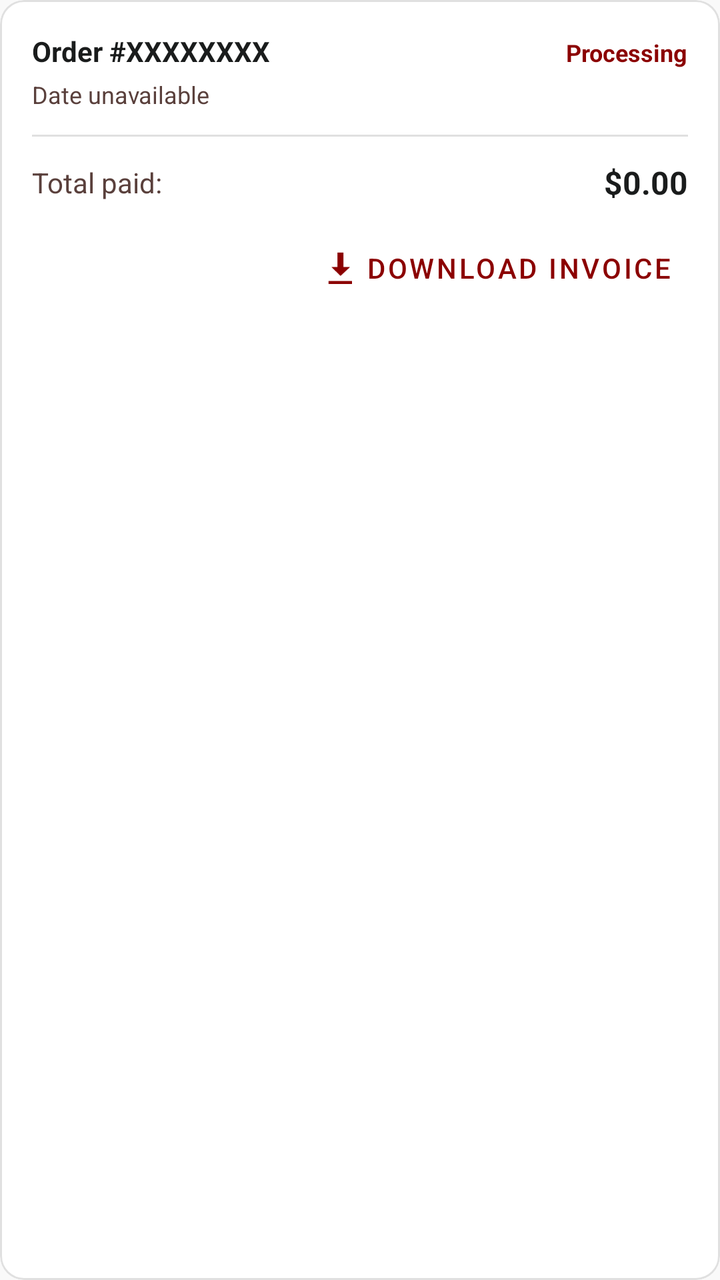
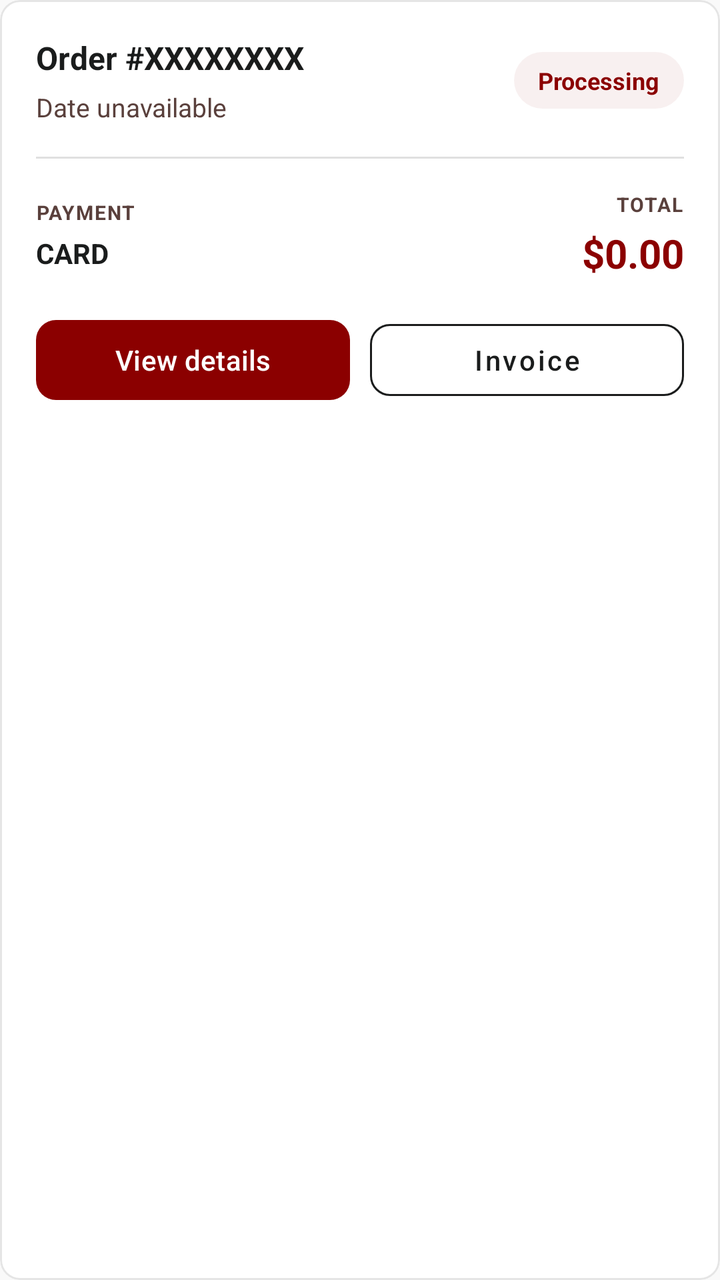

Compare the two renders of this Android layout. The source of the first and the diff that turns it into the second are given below.
<!-- AndroidManifest.xml: application theme Theme.TirTirMCommerce -->
<!-- res/layout/item_order_history.xml -->
<?xml version="1.0" encoding="utf-8"?>
<com.google.android.material.card.MaterialCardView xmlns:android="http://schemas.android.com/apk/res/android"
    xmlns:app="http://schemas.android.com/apk/res-auto"
    android:layout_width="match_parent"
    android:layout_height="wrap_content"
    android:layout_marginBottom="12dp"
    app:cardCornerRadius="12dp"
    app:cardElevation="0dp"
    app:cardBackgroundColor="@color/tirtir_white"
    app:strokeWidth="1dp"
    app:strokeColor="@color/tirtir_border_gray">

    <LinearLayout
        android:layout_width="match_parent"
        android:layout_height="wrap_content"
        android:orientation="vertical"
        android:padding="16dp">

        <LinearLayout
            android:layout_width="match_parent"
            android:layout_height="wrap_content"
            android:orientation="horizontal">

            <TextView
                android:id="@+id/tvOrderCode"
                android:layout_width="0dp"
                android:layout_height="wrap_content"
                android:layout_weight="1"
                android:text="Order #XXXXXXXX"
                android:textSize="14sp"
                android:textStyle="bold"
                android:textColor="@color/tirtir_black" />

            <TextView
                android:id="@+id/tvOrderStatus"
                android:layout_width="wrap_content"
                android:layout_height="wrap_content"
                android:text="Processing"
                android:textSize="12sp"
                android:textColor="@color/tirtir_red_primary"
                android:textStyle="bold" />
        </LinearLayout>

        <TextView
            android:id="@+id/tvOrderDate"
            android:layout_width="wrap_content"
            android:layout_height="wrap_content"
            android:layout_marginTop="4dp"
            android:text="Date unavailable"
            android:textSize="12sp"
            android:textColor="@color/tirtir_text_secondary" />

        <View
            android:layout_width="match_parent"
            android:layout_height="1dp"
            android:layout_marginVertical="12dp"
            android:background="@color/tirtir_border_gray" />

        <LinearLayout
            android:layout_width="match_parent"
            android:layout_height="wrap_content"
            android:orientation="horizontal"
            android:gravity="center_vertical">

            <TextView
                android:layout_width="0dp"
                android:layout_height="wrap_content"
                android:layout_weight="1"
                android:text="Total paid:"
                android:textSize="14sp"
                android:textColor="@color/tirtir_text_secondary" />

            <TextView
                android:id="@+id/tvOrderTotal"
                android:layout_width="wrap_content"
                android:layout_height="wrap_content"
                android:text="$0.00"
                android:textSize="16sp"
                android:textStyle="bold"
                android:textColor="@color/tirtir_black" />
        </LinearLayout>
        
        <com.google.android.material.button.MaterialButton
            android:id="@+id/btnDownloadPDF"
            style="@style/Widget.MaterialComponents.Button.TextButton"
            android:layout_width="wrap_content"
            android:layout_height="wrap_content"
            android:layout_gravity="end"
            android:layout_marginTop="8dp"
            android:text="Download invoice"
            android:textColor="@color/tirtir_red_primary"
            app:icon="@android:drawable/stat_sys_download"
            app:iconTint="@color/tirtir_red_primary" />
    </LinearLayout>
</com.google.android.material.card.MaterialCardView>
<!-- resources referenced by this layout -->
<resources>
  <color name="tirtir_black">#1A1C1C</color>
  <color name="tirtir_border_gray">#E0E0E0</color>
  <color name="tirtir_red_primary">#8B0000</color>
  <color name="tirtir_text_secondary">#5A403C</color>
  <color name="tirtir_white">#FFFFFF</color>
  <style name="Theme.TirTirMCommerce" parent="Base.Theme.TirTirMCommerce" />
  <style name="Base.Theme.TirTirMCommerce" parent="Theme.Material3.DayNight.NoActionBar">
          
          <item name="colorPrimary">@color/tirtir_red_primary</item>
          <item name="colorPrimaryDark">@color/tirtir_red_dark</item>
          <item name="colorPrimaryContainer">#FFFFFF</item>
  
          
          <item name="colorOnPrimary">@color/tirtir_white</item>
          <item name="colorOnPrimaryContainer">@color/tirtir_red_primary</item>
  
          
          <item name="colorSecondary">@color/tirtir_black</item>
          <item name="colorOnSecondary">@color/tirtir_white</item>
          <item name="colorSecondaryContainer">#F8F8F8</item>
          <item name="colorOnSecondaryContainer">@color/tirtir_red_primary</item>
  
          
          <item name="colorSurface">@color/tirtir_white</item>
          <item name="colorOnSurface">@color/tirtir_black</item>
          <item name="colorSurfaceVariant">@color/tirtir_off_white</item>
  
          
          <item name="android:windowBackground">@color/tirtir_off_white</item>
          <item name="android:statusBarColor">@color/tirtir_white</item>
          <item name="android:windowLightStatusBar">true</item>
  
          
          <item name="colorError">@color/tirtir_error</item>
      </style>
  <color name="tirtir_red_dark">#610000</color>
  <color name="tirtir_off_white">#F9F9F9</color>
  <color name="tirtir_error">#D32F2F</color>
</resources>

<!-- the commit's change to res/layout/item_order_history.xml (unified diff, before → after) -->
@@ -4,92 +4,163 @@
     android:layout_width="match_parent"
     android:layout_height="wrap_content"
     android:layout_marginBottom="12dp"
-    app:cardCornerRadius="12dp"
+    app:cardBackgroundColor="@color/tirtir_white"
+    app:cardCornerRadius="10dp"
     app:cardElevation="0dp"
-    app:cardBackgroundColor="@color/tirtir_white"
-    app:strokeWidth="1dp"
-    app:strokeColor="@color/tirtir_border_gray">
+    app:strokeColor="@color/tirtir_outline_variant"
+    app:strokeWidth="1dp">
 
     <LinearLayout
         android:layout_width="match_parent"
         android:layout_height="wrap_content"
         android:orientation="vertical"
-        android:padding="16dp">
+        android:padding="18dp">
 
         <LinearLayout
             android:layout_width="match_parent"
             android:layout_height="wrap_content"
+            android:gravity="center_vertical"
             android:orientation="horizontal">
 
-            <TextView
-                android:id="@+id/tvOrderCode"
+            <LinearLayout
                 android:layout_width="0dp"
                 android:layout_height="wrap_content"
                 android:layout_weight="1"
-                android:text="Order #XXXXXXXX"
-                android:textSize="14sp"
-                android:textStyle="bold"
-                android:textColor="@color/tirtir_black" />
+                android:orientation="vertical">
+
+                <TextView
+                    android:id="@+id/tvOrderCode"
+                    android:layout_width="match_parent"
+                    android:layout_height="wrap_content"
+                    android:ellipsize="middle"
+                    android:maxLines="1"
+                    android:text="Order #XXXXXXXX"
+                    android:textColor="@color/tirtir_text_primary"
+                    android:textSize="16sp"
+                    android:textStyle="bold" />
+
+                <TextView
+                    android:id="@+id/tvOrderDate"
+                    android:layout_width="match_parent"
+                    android:layout_height="wrap_content"
+                    android:layout_marginTop="5dp"
+                    android:text="Date unavailable"
+                    android:textColor="@color/tirtir_text_secondary"
+                    android:textSize="13sp" />
+            </LinearLayout>
 
             <TextView
                 android:id="@+id/tvOrderStatus"
                 android:layout_width="wrap_content"
                 android:layout_height="wrap_content"
+                android:layout_marginStart="12dp"
+                android:background="@drawable/bg_order_history_status"
+                android:paddingHorizontal="12dp"
+                android:paddingVertical="6dp"
                 android:text="Processing"
+                android:textColor="@color/tirtir_red_primary"
                 android:textSize="12sp"
-                android:textColor="@color/tirtir_red_primary"
                 android:textStyle="bold" />
         </LinearLayout>
-
-        <TextView
-            android:id="@+id/tvOrderDate"
-            android:layout_width="wrap_content"
-            android:layout_height="wrap_content"
-            android:layout_marginTop="4dp"
-            android:text="Date unavailable"
-            android:textSize="12sp"
-            android:textColor="@color/tirtir_text_secondary" />
 
         <View
             android:layout_width="match_parent"
             android:layout_height="1dp"
-            android:layout_marginVertical="12dp"
+            android:layout_marginVertical="16dp"
             android:background="@color/tirtir_border_gray" />
 
         <LinearLayout
             android:layout_width="match_parent"
             android:layout_height="wrap_content"
-            android:orientation="horizontal"
-            android:gravity="center_vertical">
+            android:gravity="center_vertical"
+            android:orientation="horizontal">
 
-            <TextView
+            <LinearLayout
                 android:layout_width="0dp"
                 android:layout_height="wrap_content"
                 android:layout_weight="1"
-                android:text="Total paid:"
-                android:textSize="14sp"
-                android:textColor="@color/tirtir_text_secondary" />
+                android:orientation="vertical">
 
-            <TextView
-                android:id="@+id/tvOrderTotal"
+                <TextView
+                    android:layout_width="wrap_content"
+                    android:layout_height="wrap_content"
+                    android:letterSpacing="0.06"
+                    android:text="PAYMENT"
+                    android:textColor="@color/tirtir_text_secondary"
+                    android:textSize="10sp"
+                    android:textStyle="bold" />
+
+                <TextView
+                    android:id="@+id/tvOrderPayment"
+                    android:layout_width="wrap_content"
+                    android:layout_height="wrap_content"
+                    android:layout_marginTop="4dp"
+                    android:text="CARD"
+                    android:textColor="@color/tirtir_text_primary"
+                    android:textSize="14sp"
+                    android:textStyle="bold" />
+            </LinearLayout>
+
+            <LinearLayout
                 android:layout_width="wrap_content"
                 android:layout_height="wrap_content"
-                android:text="$0.00"
-                android:textSize="16sp"
-                android:textStyle="bold"
-                android:textColor="@color/tirtir_black" />
+                android:gravity="end"
+                android:orientation="vertical">
+
+                <TextView
+                    android:layout_width="wrap_content"
+                    android:layout_height="wrap_content"
+                    android:letterSpacing="0.06"
+                    android:text="TOTAL"
+                    android:textColor="@color/tirtir_text_secondary"
+                    android:textSize="10sp"
+                    android:textStyle="bold" />
+
+                <TextView
+                    android:id="@+id/tvOrderTotal"
+                    android:layout_width="wrap_content"
+                    android:layout_height="wrap_content"
+                    android:layout_marginTop="4dp"
+                    android:text="$0.00"
+                    android:textColor="@color/tirtir_red_primary"
+                    android:textSize="20sp"
+                    android:textStyle="bold" />
+            </LinearLayout>
         </LinearLayout>
-        
-        <com.google.android.material.button.MaterialButton
-            android:id="@+id/btnDownloadPDF"
-            style="@style/Widget.MaterialComponents.Button.TextButton"
-            android:layout_width="wrap_content"
+
+        <LinearLayout
+            android:layout_width="match_parent"
             android:layout_height="wrap_content"
-            android:layout_gravity="end"
-            android:layout_marginTop="8dp"
-            android:text="Download invoice"
-            android:textColor="@color/tirtir_red_primary"
-            app:icon="@android:drawable/stat_sys_download"
-            app:iconTint="@color/tirtir_red_primary" />
+            android:layout_marginTop="16dp"
+            android:gravity="center_vertical"
+            android:orientation="horizontal">
+
+            <com.google.android.material.button.MaterialButton
+                android:id="@+id/btnViewDetails"
+                android:layout_width="0dp"
+                android:layout_height="48dp"
+                android:layout_marginEnd="10dp"
+                android:layout_weight="1"
+                android:text="View details"
+                android:textAllCaps="false"
+                android:textColor="@color/tirtir_white"
+                android:textSize="14sp"
+                app:backgroundTint="@color/tirtir_red_primary"
+                app:cornerRadius="10dp" />
+
+            <com.google.android.material.button.MaterialButton
+                android:id="@+id/btnDownloadPDF"
+                style="@style/Widget.MaterialComponents.Button.OutlinedButton"
+                android:layout_width="0dp"
+                android:layout_height="48dp"
+                android:layout_weight="1"
+                android:text="Invoice"
+                android:textAllCaps="false"
+                android:textColor="@color/tirtir_black"
+                android:textSize="14sp"
+                app:cornerRadius="10dp"
+                app:strokeColor="@color/tirtir_black"
+                app:strokeWidth="1dp" />
+        </LinearLayout>
     </LinearLayout>
 </com.google.android.material.card.MaterialCardView>
<!-- resource entries referenced after the edit -->
@@ -2,9 +2,17 @@
 <resources>
   <color name="tirtir_black">#1A1C1C</color>
   <color name="tirtir_border_gray">#E0E0E0</color>
+  <color name="tirtir_outline_variant">#E5E5E5</color>
   <color name="tirtir_red_primary">#8B0000</color>
+  <color name="tirtir_text_primary">#1A1C1C</color>
   <color name="tirtir_text_secondary">#5A403C</color>
   <color name="tirtir_white">#FFFFFF</color>
+  <!-- drawable bg_order_history_status (drawable) -->
+  <?xml version="1.0" encoding="utf-8"?>
+  <shape xmlns:android="http://schemas.android.com/apk/res/android">
+      <solid android:color="#0F8B0000" />
+      <corners android:radius="999dp" />
+  </shape>
   <style name="Theme.TirTirMCommerce" parent="Base.Theme.TirTirMCommerce" />
   <style name="Base.Theme.TirTirMCommerce" parent="Theme.Material3.DayNight.NoActionBar">
           
